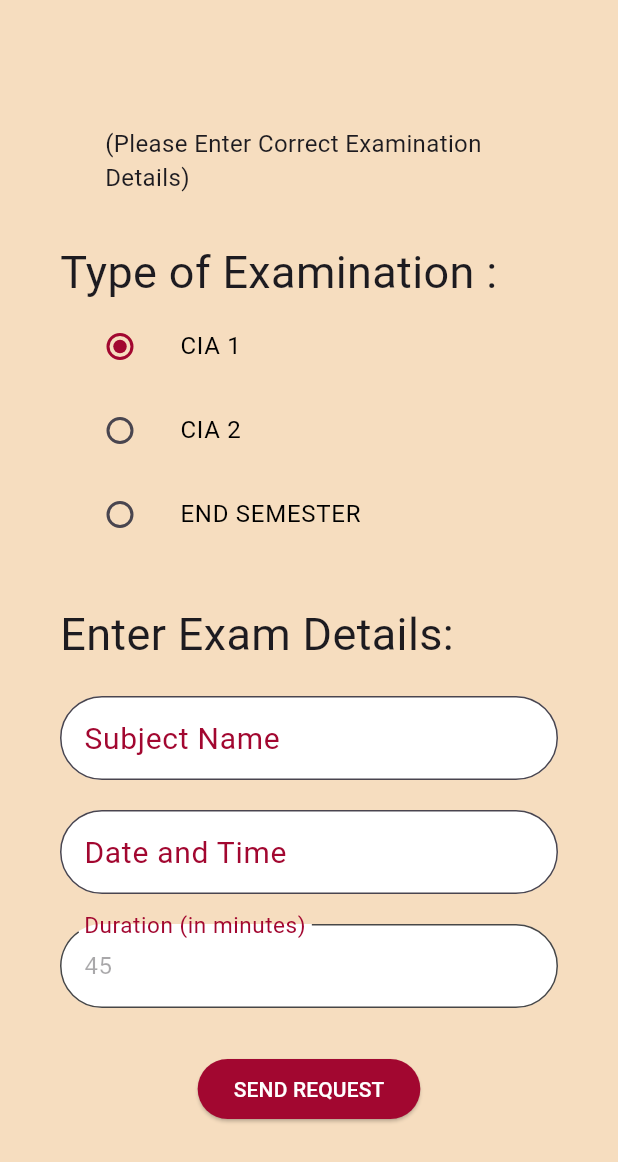
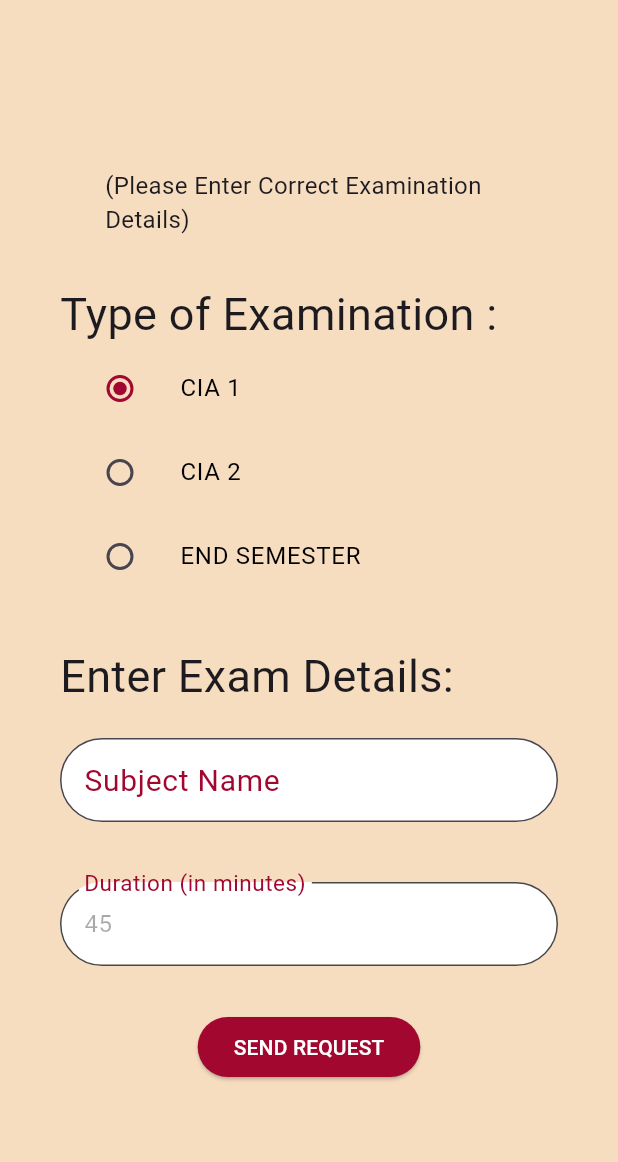
Before and after one commit to Jerry-britto/Inscribe, a Flutter app: the FindScribe widget shown alone on an empty page, opened directly, on a phone screen of 412 x 824 dp. Shown: the top 1162 px of the screen. Run offline on Flutter 3.47's test engine with Material 3 defaults, Android fonts, the light colour scheme and no system bars; drawn by our look-alikes of date_field; our stand-ins replace cloud_firestore, firebase_auth, firebase_core; accounts and stored records are empty; network calls fail.

Commit message:
commented datetimeformfield

```diff
--- a/main/lib/main.dart
+++ b/main/lib/main.dart
@@ -26,7 +26,7 @@ class MyApp extends StatelessWidget {
       themeMode: ThemeMode.light,
       home: const Scaffold(
         body: Center(
-          child: DetailsForm2(emailText:"hii"),
+          child: LoginScreen(),
         ),
       ),
     );
--- a/main/lib/screens/home/swd/swd_findScribe.dart
+++ b/main/lib/screens/home/swd/swd_findScribe.dart
@@ -144,44 +144,44 @@ class _FindScribeState extends State<FindScribe> {
                             },
                           ),
                           const SizedBox(height:20),
-                          DateTimeFormField(
+                          // DateTimeFormField(
 
-                            validator: (value) {
-                              if (selectedDate == null) {
-                                return 'Please Select Date and Time of the Exam';
-                              }
-                              return null;
-                            },
-                            decoration: const InputDecoration(
-                              labelText: 'Date and Time',
-                              hintText: "Enter Date and Time",
-                              labelStyle: TextStyle(
-                                  fontSize: 20,
-                                  color: Color.fromRGBO(162, 7, 48, 1)),
-                              hintStyle: TextStyle(fontSize: 15),
-                              filled: true,
-                              fillColor: Colors.white,
-                              border: OutlineInputBorder(
-                                borderRadius:
-                                    BorderRadius.all(Radius.circular(50)),
-                                borderSide: BorderSide(
-                                    color: Color.fromRGBO(71, 71, 71, 1)),
-                              ),
-                              focusedBorder: OutlineInputBorder(
-                                borderRadius:
-                                    BorderRadius.all(Radius.circular(50)),
-                                borderSide: BorderSide(
-                                    width: 1.5,
-                                    color: Color.fromRGBO(162, 7, 48, 1)),
-                              ),
-                            ),
-                            firstDate: DateTime.now().add(const Duration(days: 0)),
-                            lastDate: DateTime.now().add(const Duration(days: 365)),
-                            initialPickerDateTime: DateTime.now().add(const Duration(days: 0)),
-                            onChanged: (DateTime? value) {
-                              selectedDate = value;
-                            },
-                          ),
+                          //   validator: (value) {
+                          //     if (selectedDate == null) {
+                          //       return 'Please Select Date and Time of the Exam';
+                          //     }
+                          //     return null;
+                          //   },
+                          //   decoration: const InputDecoration(
+                          //     labelText: 'Date and Time',
+                          //     hintText: "Enter Date and Time",
+                          //     labelStyle: TextStyle(
+                          //         fontSize: 20,
+                          //         color: Color.fromRGBO(162, 7, 48, 1)),
+                          //     hintStyle: TextStyle(fontSize: 15),
+                          //     filled: true,
+                          //     fillColor: Colors.white,
+                          //     border: OutlineInputBorder(
+                          //       borderRadius:
+                          //           BorderRadius.all(Radius.circular(50)),
+                          //       borderSide: BorderSide(
+                          //           color: Color.fromRGBO(71, 71, 71, 1)),
+                          //     ),
+                          //     focusedBorder: OutlineInputBorder(
+                          //       borderRadius:
+                          //           BorderRadius.all(Radius.circular(50)),
+                          //       borderSide: BorderSide(
+                          //           width: 1.5,
+                          //           color: Color.fromRGBO(162, 7, 48, 1)),
+                          //     ),
+                          //   ),
+                          //   firstDate: DateTime.now().add(const Duration(days: 0)),
+                          //   lastDate: DateTime.now().add(const Duration(days: 365)),
+                          //   initialPickerDateTime: DateTime.now().add(const Duration(days: 0)),
+                          //   onChanged: (DateTime? value) {
+                          //     selectedDate = value;
+                          //   },
+                          // ),
                           const SizedBox(height:20),
                           TextFormField(
                           controller: _duration,
```
